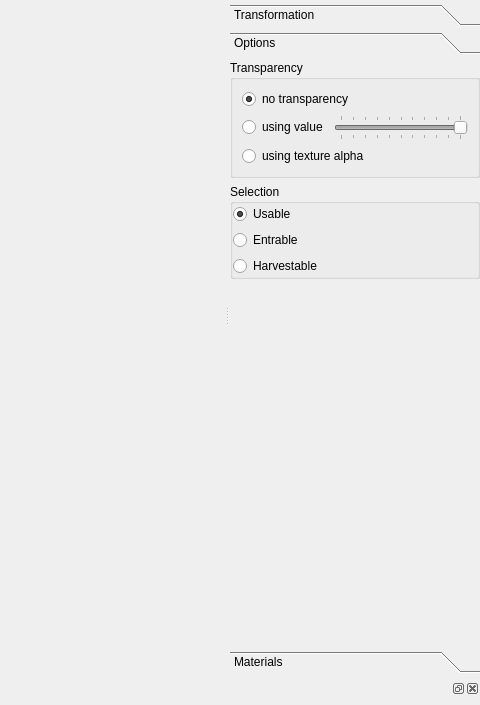
Qt form new_map_editor/mapeditor.ui (xaphier/Eternal-Lands) before a commit; both pictures show x 512 to 992 and y 91 to 796 of the 992 by 1021 pixel window.
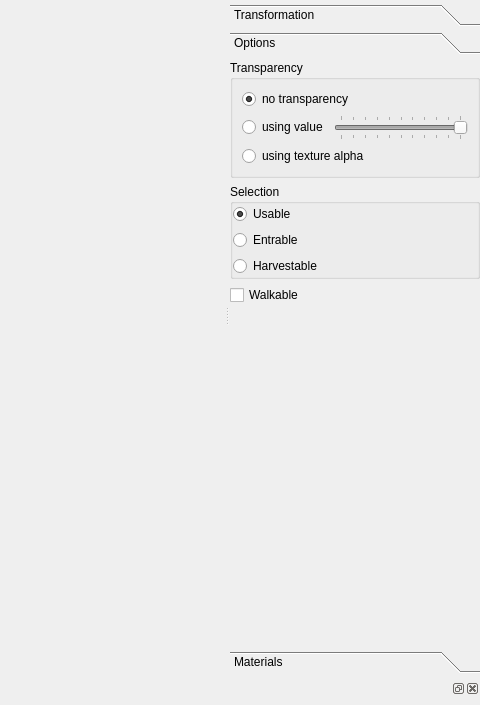
The same form after that commit. The open tabs and pages were chosen to show the change. Icons and pictures are not drawn. Custom widgets are drawn as their Qt base class.

Commit message: * Shader fixes for OpenGL 2 systems.  * Added walkable flag for automated walkmap generation in the map editor.  * SSE usage for bounding box if client is compiled for SSE usage.  * Improved bounding box tests.  * Improved R*-Tree object visitng.  * Fixes for mac at the packtools.

Patch:
```diff
--- a/new_map_editor/mapeditor.ui
+++ b/new_map_editor/mapeditor.ui
@@ -4199,8 +4199,8 @@
              <rect>
               <x>0</x>
               <y>0</y>
-              <width>175</width>
-              <height>229</height>
+              <width>265</width>
+              <height>633</height>
              </rect>
             </property>
             <attribute name="label">
@@ -4301,6 +4301,13 @@
                </layout>
               </widget>
              </item>
+             <item>
+              <widget class="QCheckBox" name="walkables">
+               <property name="text">
+                <string>Walkable</string>
+               </property>
+              </widget>
+             </item>
              <item>
               <spacer name="verticalSpacer_8">
                <property name="orientation">
```
Left out of the diff: 41 changed lines with no effect on the pictures. The commit also changes 39 other files.
